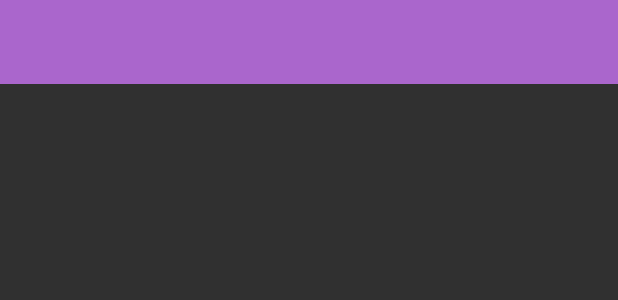
After one commit to YusongLiang/SensorDemo, an Android app: the layout activity_sensor_detail.xml on its own in the app's theme, with its tools: preview values and no code run, on a phone screen of 412 x 824 dp. The commit adds this screen. Shown: the top 300 px of the screen. Run offline under Robolectric (Android 15) with nearby library versions, the phone set to English and light mode, and no system bars.

Commit message:
安卓各Sensor使用演示

```diff
--- a/app/src/main/AndroidManifest.xml
+++ b/app/src/main/AndroidManifest.xml
@@ -27,6 +27,10 @@
 
         <activity android:name=".view.LightActivity" />
 
+        <activity
+            android:name=".view.SensorDetailActivity"
+            android:theme="@style/AppTheme.Dialog" />
+
     </application>
 
 </manifest>
--- a/app/src/main/java/com/felix/sensordemo/util/Constants.java
+++ b/app/src/main/java/com/felix/sensordemo/util/Constants.java
@@ -6,4 +6,6 @@ package com.felix.sensordemo.util;
 public class Constants {
 
     public static final String APP_TAG = "tag_sensor";
+
+    public static final String SENSOR_NAME = "sensor_name";
 }
--- /dev/null
+++ b/app/src/main/res/layout/activity_sensor_detail.xml
@@ -0,0 +1,20 @@
+<?xml version="1.0" encoding="utf-8"?>
+<android.support.constraint.ConstraintLayout xmlns:android="http://schemas.android.com/apk/res/android"
+    xmlns:app="http://schemas.android.com/apk/res-auto"
+    android:layout_width="match_parent"
+    android:layout_height="match_parent">
+
+    <android.support.v7.widget.Toolbar
+        android:minWidth="400dp"
+        android:id="@+id/toolbar"
+        android:layout_width="0dp"
+        android:layout_height="wrap_content"
+        android:background="?attr/colorPrimary"
+        android:minHeight="?attr/actionBarSize"
+        android:theme="?attr/actionBarTheme"
+        android:transitionName="@string/transition_name"
+        app:layout_constraintLeft_toLeftOf="parent"
+        app:layout_constraintRight_toRightOf="parent"
+        app:layout_constraintTop_toTopOf="parent" />
+
+</android.support.constraint.ConstraintLayout>
--- a/app/src/main/res/values/strings.xml
+++ b/app/src/main/res/values/strings.xml
@@ -12,5 +12,5 @@
     <string name="sensors_of_your_device">Sensors of Your Device</string>
     <string name="author_email">lys74123@163.com</string>
     <string name="author">Felix Liang</string>
-    <string name="transition_name">transition demo</string>
+    <string name="transition_name">transition name</string>
 </resources>
--- a/app/src/main/res/values/styles.xml
+++ b/app/src/main/res/values/styles.xml
@@ -8,4 +8,9 @@
         <item name="colorAccent">@color/colorAccent</item>
     </style>
 
+    <style name="AppTheme.Dialog">
+        <item name="android:windowIsFloating">true</item>
+        <item name="android:windowIsTranslucent">true</item>
+    </style>
+
 </resources>
```
Also changed, not shown: app/src/main/java/com/felix/sensordemo/adapter/SensorListAdapter.java (+28 -1 lines), app/src/main/java/com/felix/sensordemo/app/SensorDemoApplication.java (+3 -9 lines), app/src/main/java/com/felix/sensordemo/view/SensorDetailActivity.java (added, +32 -0 lines).
